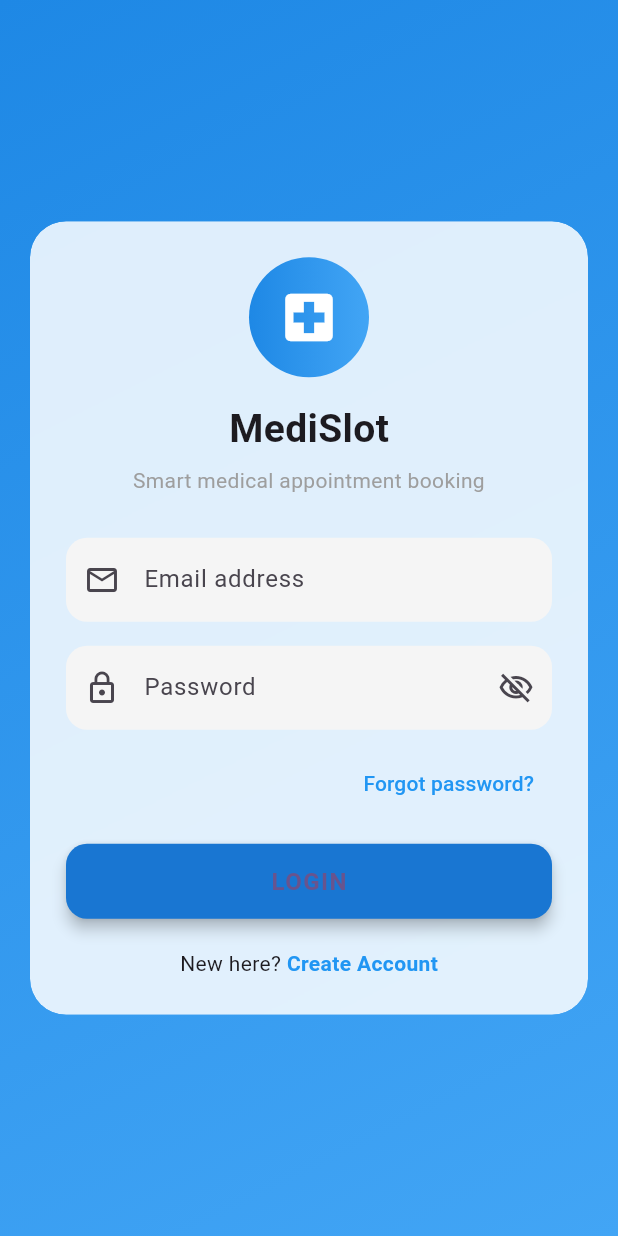
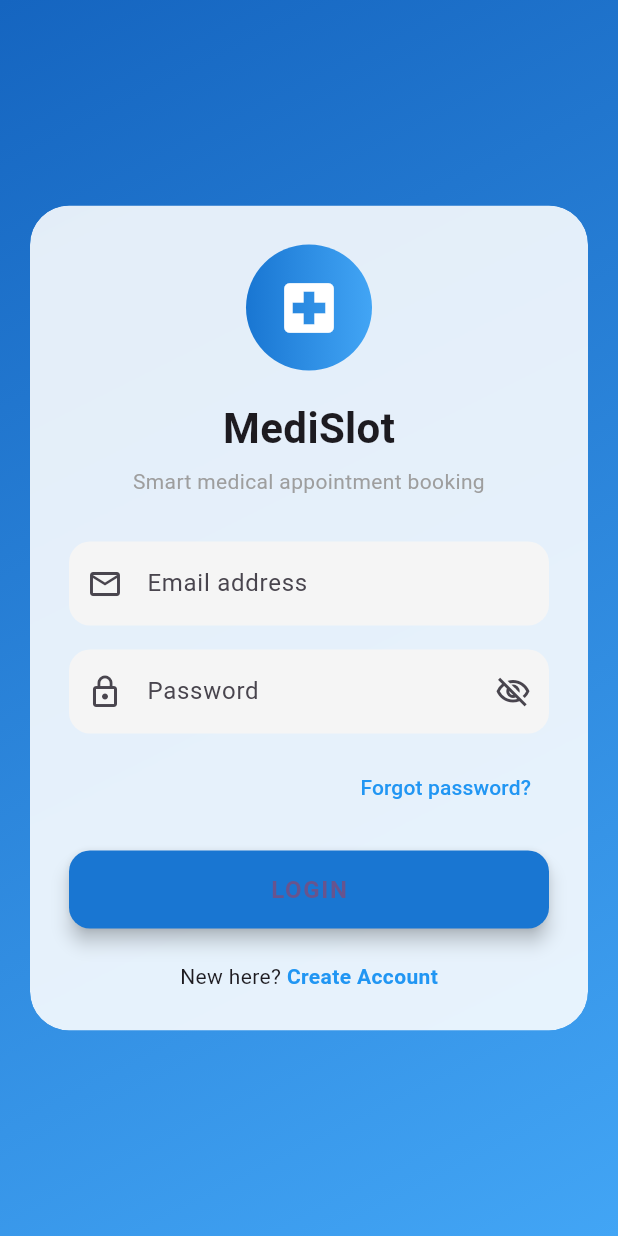
Before and after one commit to saurabhkharade/medi_slot, a Flutter app: the LoginScreen screen opened directly, on a phone screen of 412 x 824 dp. Run offline on Flutter 3.47's test engine with Material 3 defaults, Android fonts, the phone set to English and light mode, and no system bars; network calls fail.

Commit message:
login page changes

```diff
--- a/lib/View/app_screen/login_ui_screen.dart
+++ b/lib/View/app_screen/login_ui_screen.dart
@@ -6,9 +6,9 @@ class LoginScreen extends StatelessWidget {
 
   @override
   Widget build(BuildContext context) {
-    return Scaffold(
+    return const Scaffold(
       body: Stack(
-        children: const [
+        children: [
           _GradientBackground(),
           _LoginCard(),
         ],
@@ -28,7 +28,7 @@ class _GradientBackground extends StatelessWidget {
       decoration: const BoxDecoration(
         gradient: LinearGradient(
           colors: [
-            Color(0xFF1E88E5),
+            Color(0xFF1565C0),
             Color(0xFF42A5F5),
           ],
           begin: Alignment.topLeft,
@@ -41,59 +41,82 @@ class _GradientBackground extends StatelessWidget {
 
 /* -------------------- Login Card -------------------- */
 
-class _LoginCard extends StatelessWidget {
+class _LoginCard extends StatefulWidget {
   const _LoginCard();
+
+  @override
+  State<_LoginCard> createState() => _LoginCardState();
+}
+
+class _LoginCardState extends State<_LoginCard> {
+  bool obscurePassword = true;
 
   @override
   Widget build(BuildContext context) {
     return Center(
-      child: Padding(
+      child: SingleChildScrollView(
         padding: const EdgeInsets.all(20),
         child: ClipRRect(
-          borderRadius: BorderRadius.circular(24),
+          borderRadius: BorderRadius.circular(26),
           child: BackdropFilter(
-            filter: ImageFilter.blur(sigmaX: 12, sigmaY: 12),
+            filter: ImageFilter.blur(sigmaX: 14, sigmaY: 14),
             child: Container(
-              padding: const EdgeInsets.all(24),
+              padding: const EdgeInsets.all(26),
               decoration: BoxDecoration(
-                color: Colors.white.withOpacity(0.85),
-                borderRadius: BorderRadius.circular(24),
+                color: Colors.white.withOpacity(0.88),
+                borderRadius: BorderRadius.circular(26),
               ),
               child: Column(
                 mainAxisSize: MainAxisSize.min,
                 children: [
                   const _Logo(),
-                  const SizedBox(height: 16),
+                  const SizedBox(height: 18),
+
                   const Text(
                     "MediSlot",
                     style: TextStyle(
-                      fontSize: 26,
+                      fontSize: 28,
                       fontWeight: FontWeight.bold,
                     ),
                   ),
+
                   const SizedBox(height: 6),
+
                   const Text(
                     "Smart medical appointment booking",
                     textAlign: TextAlign.center,
-                    style: TextStyle(fontSize: 14, color: Colors.grey),
+                    style: TextStyle(
+                      fontSize: 14,
+                      color: Colors.grey,
+                    ),
                   ),
-                  const SizedBox(height: 28),
+
+                  const SizedBox(height: 30),
 
                   _buildTextField(
                     hint: "Email address",
                     icon: Icons.email_outlined,
                     keyboardType: TextInputType.emailAddress,
                   ),
+
                   const SizedBox(height: 16),
 
                   _buildTextField(
                     hint: "Password",
                     icon: Icons.lock_outline,
-                    obscureText: true,
-                    suffixIcon: Icons.visibility_off_outlined,
+                    obscureText: obscurePassword,
+                    suffixIcon: obscurePassword
+                        ? Icons.visibility_off_outlined
+                        : Icons.visibility_outlined,
+                    onSuffixTap: () {
+                      setState(() {
+                        obscurePassword = !obscurePassword;
+                      });
+                    },
                   ),
 
                   const SizedBox(height: 12),
+
                   Align(
                     alignment: Alignment.centerRight,
                     child: TextButton(
@@ -105,9 +128,11 @@ class _LoginCard extends StatelessWidget {
                     ),
                   ),
 
-                  const SizedBox(height: 16),
-                  _LoginButton(),
-                  const SizedBox(height: 20),
+                  const SizedBox(height: 18),
+
+                  const _LoginButton(),
+
+                  const SizedBox(height: 22),
 
                   Row(
                     mainAxisAlignment: MainAxisAlignment.center,
@@ -143,27 +168,27 @@ class _Logo extends StatelessWidget {
   @override
   Widget build(BuildContext context) {
     return Container(
-      height: 80,
-      width: 80,
+      height: 84,
+      width: 84,
       decoration: BoxDecoration(
         shape: BoxShape.circle,
         gradient: LinearGradient(
           colors: [
-            Colors.blue.shade600,
+            Colors.blue.shade700,
             Colors.blue.shade400,
           ],
         ),
       ),
       child: const Icon(
         Icons.local_hospital,
-        size: 42,
+        size: 44,
         color: Colors.white,
       ),
     );
   }
 }
 
-/* -------------------- Reusable Widgets -------------------- */
+/* -------------------- TextField -------------------- */
 
 Widget _buildTextField({
   required String hint,
@@ -171,6 +196,7 @@ Widget _buildTextField({
   bool obscureText = false,
   IconData? suffixIcon,
   TextInputType keyboardType = TextInputType.text,
+  VoidCallback? onSuffixTap,
 }) {
   return TextField(
     keyboardType: keyboardType,
@@ -178,7 +204,12 @@ Widget _buildTextField({
     decoration: InputDecoration(
       hintText: hint,
       prefixIcon: Icon(icon),
-      suffixIcon: suffixIcon != null ? Icon(suffixIcon) : null,
+      suffixIcon: suffixIcon != null
+          ? IconButton(
+        icon: Icon(suffixIcon),
+        onPressed: onSuffixTap,
+      )
+          : null,
       filled: true,
       fillColor: Colors.grey.shade100,
       border: OutlineInputBorder(
@@ -192,16 +223,18 @@ Widget _buildTextField({
 /* -------------------- Login Button -------------------- */
 
 class _LoginButton extends StatelessWidget {
+  const _LoginButton();
+
   @override
   Widget build(BuildContext context) {
     return SizedBox(
       width: double.infinity,
-      height: 50,
+      height: 52,
       child: ElevatedButton(
         onPressed: () {},
         style: ElevatedButton.styleFrom(
-          elevation: 4,
           backgroundColor: Colors.blue.shade700,
+          elevation: 5,
           shape: RoundedRectangleBorder(
             borderRadius: BorderRadius.circular(14),
           ),
@@ -211,7 +244,7 @@ class _LoginButton extends StatelessWidget {
           style: TextStyle(
             fontSize: 16,
             fontWeight: FontWeight.bold,
-            letterSpacing: 1,
+            letterSpacing: 1.1,
           ),
         ),
       ),
```
